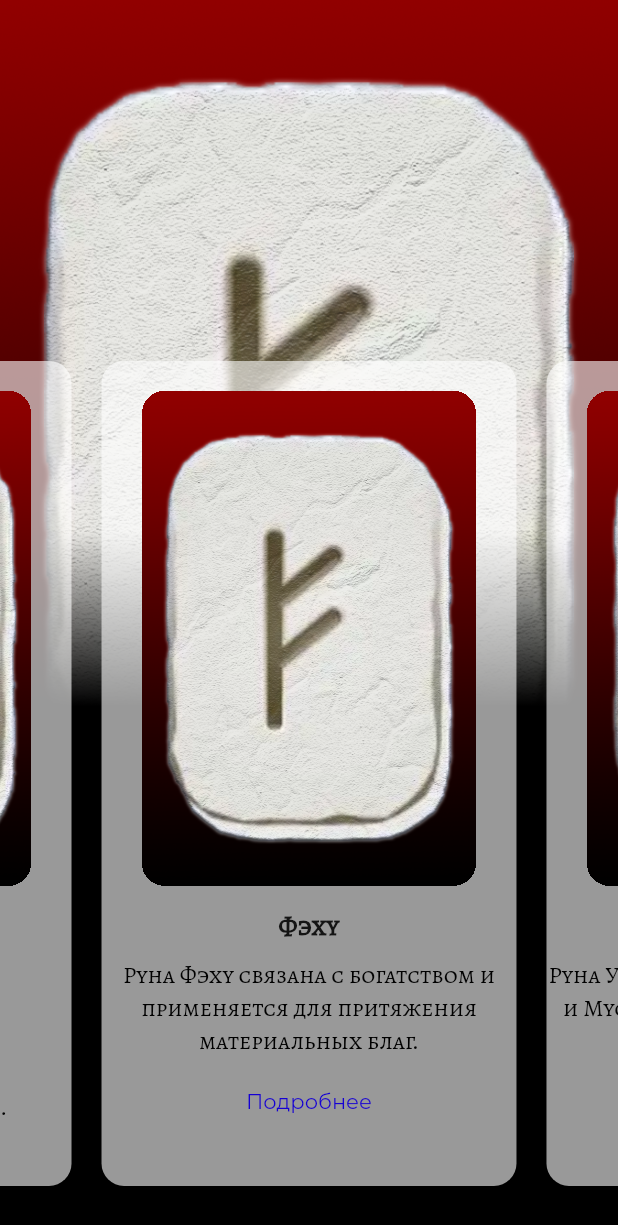
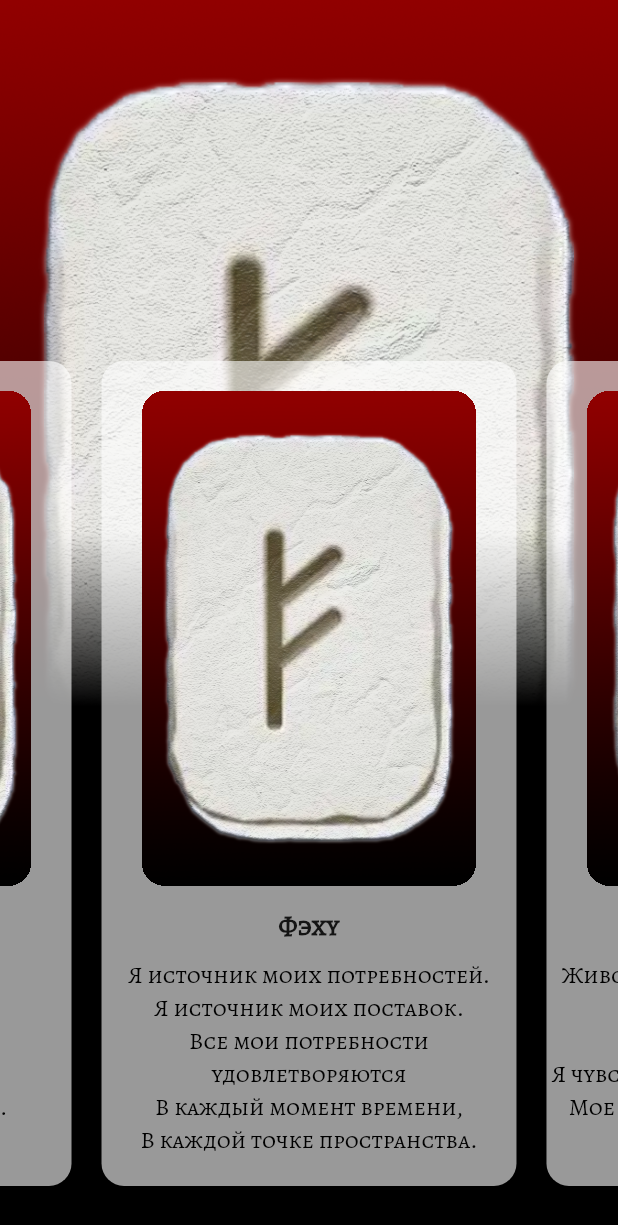
Before and after one commit to dimitriylavr/Rune, a Flutter app: the screen it shows after launch, on a phone screen of 412 x 824 dp. Shown: the top 1225 px of the screen. Run offline on Flutter 3.47's test engine with Material 2 defaults, Android fonts, the phone set to English and light mode, and no system bars; drawn by our look-alikes of carousel_slider.

Commit message:
Update rune_list.dart

```diff
--- a/rune_app/lib/data/rune_list.dart
+++ b/rune_app/lib/data/rune_list.dart
@@ -4,13 +4,13 @@ List<dynamic> runeList() {
       'title': 'Фэху',
       'image': 'assets/images/runes/fehu.png',
       'description':
-          'Руна Фэху связана с богатством и применяется для притяжения материальных благ.'
+          'Я источник моих потребностей.\nЯ источник моих поставок.\nВсе мои потребности удовлетворяются\nВ каждый момент времени,\nВ каждой точке пространства.'
     },
     {
       'title': 'Уруз',
       'image': 'assets/images/runes/uruz.png',
       'description':
-          'Руна Уруз соединяет миры Альфхейм и Муспельхейм Древа Иггдрасиль.'
+          'Животные силы пробуждаются во мне.\nЯ — Аурох.\nЯ чувствую мощный поток энергии.\nМое тело превращается в сгусток энергии.'
     },
     {
       'title': 'Турисаз',
```
